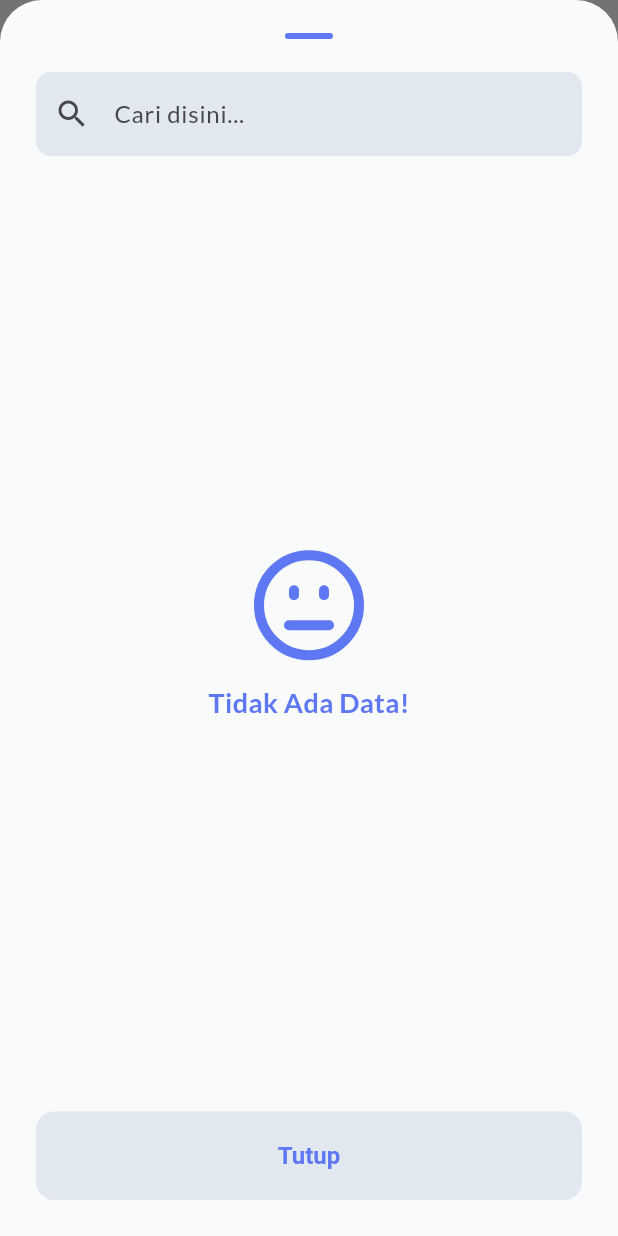
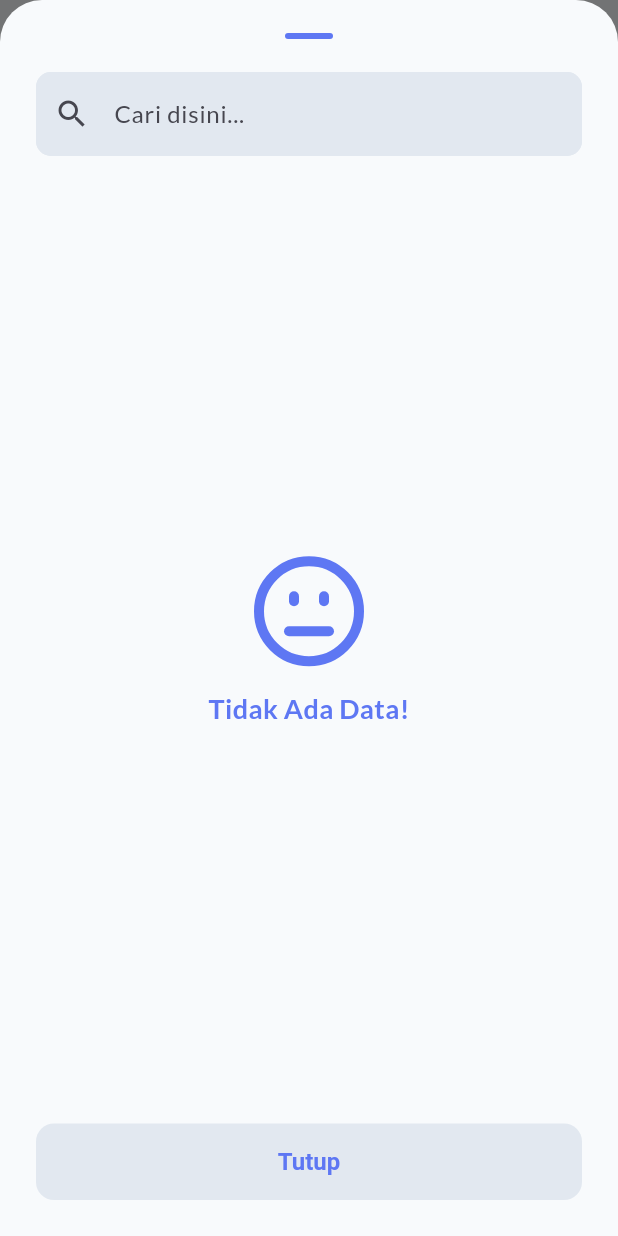
Before and after one commit to hsnfirdaus/mylearn, a Flutter app: the screen it shows once a user with an empty profile is signed in, after a tap on "Simpan Informasi", after a tap on "Pilih Kelas", on a phone screen of 412 x 824 dp. Run offline on Flutter 3.47's test engine with Material 3 defaults, Android fonts, the light colour scheme and no system bars; our stand-ins replace flutter_dotenv, go_router, google_sign_in, lucide_icons_flutter, supabase_flutter; accounts and stored records are empty.

Commit message:
Fix some issue

```diff
--- a/apps/mobile/lib/components/empty.dart
+++ b/apps/mobile/lib/components/empty.dart
@@ -3,7 +3,10 @@ import 'package:lucide_icons_flutter/lucide_icons.dart';
 import 'package:mylearn/theme/theme_extension.dart';
 
 class Empty extends StatelessWidget {
-  const Empty({super.key});
+  const Empty({super.key, this.icon, this.label});
+
+  final IconData? icon;
+  final String? label;
 
   @override
   Widget build(BuildContext context) {
@@ -13,10 +16,10 @@ class Empty extends StatelessWidget {
         crossAxisAlignment: CrossAxisAlignment.center,
         mainAxisAlignment: MainAxisAlignment.center,
         children: [
-          Icon(LucideIcons.meh, size: 80, color: theme.primary),
+          Icon(icon ?? LucideIcons.meh, size: 80, color: theme.primary),
           SizedBox(height: 12),
           Text(
-            "Tidak Ada Data!",
+            label ?? "Tidak Ada Data!",
             style: TextStyle(
               color: theme.primary,
               fontSize: 18,
--- a/apps/mobile/lib/components/form/input_button.dart
+++ b/apps/mobile/lib/components/form/input_button.dart
@@ -23,7 +23,7 @@ class InputButton extends StatelessWidget {
         onPressed: onPressed,
         style: FilledButton.styleFrom(
           backgroundColor: theme.background200,
-          padding: EdgeInsets.symmetric(vertical: 24, horizontal: 14),
+          padding: EdgeInsets.symmetric(vertical: 16, horizontal: 14),
           shape: RoundedRectangleBorder(
             side: BorderSide(
               color: isError == true ? theme.error : theme.background200,
--- a/apps/mobile/lib/components/layout/app_bottom_bar.dart
+++ b/apps/mobile/lib/components/layout/app_bottom_bar.dart
@@ -42,7 +42,7 @@ class AppBottomBar extends StatelessWidget {
 
     void navigate(String path) {
       if (activeItem == AppRoute.home) {
-        context.go(path);
+        context.push(path);
       } else {
         context.replace(path);
       }
--- a/apps/mobile/lib/components/task/my_task.dart
+++ b/apps/mobile/lib/components/task/my_task.dart
@@ -1,5 +1,6 @@
 import 'package:flutter/material.dart';
 import 'package:go_router/go_router.dart';
+import 'package:lucide_icons_flutter/lucide_icons.dart';
 import 'package:mylearn/components/empty.dart';
 import 'package:mylearn/components/task/task_item.dart';
 import 'package:mylearn/models/user_provider.dart';
@@ -30,7 +31,10 @@ class MyTask extends StatelessWidget {
 
             final subjects = snapshot.data!;
             if (subjects.isEmpty) {
-              return const Empty();
+              return const Empty(
+                icon: LucideIcons.smile,
+                label: "Tidak Ada Tugas.",
+              );
             }
             return ListView.builder(
               shrinkWrap: true,
--- a/apps/mobile/lib/main.dart
+++ b/apps/mobile/lib/main.dart
@@ -39,6 +39,7 @@ Future main() async {
         data.event == AuthChangeEvent.signedOut ||
         data.event == AuthChangeEvent.userUpdated) {
       await userProvider.refreshStudent();
+      await userProvider.refreshSemester();
       router.refresh();
     }
   });
--- a/apps/mobile/lib/screen/login_screen.dart
+++ b/apps/mobile/lib/screen/login_screen.dart
@@ -2,7 +2,8 @@ import 'dart:io';
 
 import 'package:flutter/foundation.dart';
 import 'package:flutter/material.dart';
-import 'package:google_sign_in/google_sign_in.dart';
+import 'package:flutter/services.dart';
+import 'package:mylearn/helpers/google.dart';
 import 'package:mylearn/theme/theme_extension.dart';
 import 'package:supabase_flutter/supabase_flutter.dart';
 
@@ -11,16 +12,18 @@ final supabase = Supabase.instance.client;
 class LoginScreen extends StatelessWidget {
   const LoginScreen({super.key});
 
-  Future _googleSignIn() async {
-    const webClientId =
-        '169147575721-t03dk4endopr46ojc49edq90v2hjebk8.apps.googleusercontent.com';
-    const iosClientId =
-        '169147575721-58rb6odr694sm0pp62hobkm2m7k56h8q.apps.googleusercontent.com';
+  @override
+  Widget build(BuildContext context) {
+    final theme = context.appTheme;
 
-    final GoogleSignIn googleSignIn = GoogleSignIn(
-      clientId: iosClientId,
-      serverClientId: webClientId,
-    );
+    void showError(String message) {
+      ScaffoldMessenger.of(
+        context,
+      ).showSnackBar(SnackBar(content: Text(message)));
+    }
+
+    Future doSignIn() async {
+      try {
         final googleUser = await googleSignIn.signIn();
         final googleAuth = await googleUser!.authentication;
         final accessToken = googleAuth.accessToken;
@@ -38,12 +41,20 @@ class LoginScreen extends StatelessWidget {
           idToken: idToken,
           accessToken: accessToken,
         );
+      } catch (e) {
+        showError(e.toString());
+      }
     }
 
-  @override
-  Widget build(BuildContext context) {
-    final theme = context.appTheme;
-    return Scaffold(
+    return AnnotatedRegion<SystemUiOverlayStyle>(
+      value: SystemUiOverlayStyle(
+        statusBarColor: Colors.transparent,
+        systemNavigationBarColor: theme.background,
+      ),
+      child: Container(
+        color: theme.background,
+        child: SafeArea(
+          child: Scaffold(
             body: Container(
               padding: EdgeInsets.all(24),
               child: Column(
@@ -84,17 +95,25 @@ class LoginScreen extends StatelessWidget {
                     child: FilledButton(
                       onPressed: () async {
                         if (!kIsWeb && (Platform.isAndroid || Platform.isIOS)) {
-                    return _googleSignIn();
+                          return doSignIn();
                         }
 
-                  await supabase.auth.signInWithOAuth(OAuthProvider.google);
+                        await supabase.auth.signInWithOAuth(
+                          OAuthProvider.google,
+                        );
                       },
-                child: Text("Masuk Dengan Google", style: theme.buttonText),
+                      child: Text(
+                        "Masuk Dengan Google",
+                        style: theme.buttonText,
+                      ),
                     ),
                   ),
                 ],
               ),
             ),
+          ),
+        ),
+      ),
     );
   }
 }
--- a/apps/mobile/lib/screen/onboarding_screen.dart
+++ b/apps/mobile/lib/screen/onboarding_screen.dart
@@ -1,4 +1,5 @@
 import 'package:flutter/material.dart';
+import 'package:flutter/services.dart';
 import 'package:go_router/go_router.dart';
 import 'package:mylearn/components/form/custom_controller.dart';
 import 'package:mylearn/components/form/input_label.dart';
@@ -56,16 +57,27 @@ class _OnboardingScreenState extends State<OnboardingScreen> {
   Widget build(BuildContext context) {
     final theme = context.appTheme;
 
-    return Scaffold(
-      body: Container(
-        width: double.infinity,
+    return AnnotatedRegion<SystemUiOverlayStyle>(
+      value: SystemUiOverlayStyle(
+        statusBarColor: Colors.transparent,
+        systemNavigationBarColor: theme.background,
+      ),
+      child: Container(
+        color: theme.background,
+        child: SafeArea(
+          child: Scaffold(
+            body: Center(
+              child: ListView(
+                shrinkWrap: true,
                 padding: EdgeInsets.all(24),
-        child: Form(
+                children: [
+                  Form(
                     key: _formKey,
                     child: Column(
                       crossAxisAlignment: CrossAxisAlignment.center,
                       mainAxisAlignment: MainAxisAlignment.center,
                       children: [
+                        SizedBox(height: MediaQuery.of(context).padding.top),
                         Image(
                           image: AssetImage('assets/icon.png'),
                           fit: BoxFit.contain,
@@ -125,18 +137,28 @@ class _OnboardingScreenState extends State<OnboardingScreen> {
                             onPressed: () {
                               if (_formKey.currentState!.validate()) {
                                 ScaffoldMessenger.of(context).showSnackBar(
-                        const SnackBar(content: Text('Menyimpan Data')),
+                                  const SnackBar(
+                                    content: Text('Menyimpan Data'),
+                                  ),
                                 );
                                 doSubmit();
                               }
                             },
-                  child: Text("Simpan Informasi", style: theme.buttonText),
+                            child: Text(
+                              "Simpan Informasi",
+                              style: theme.buttonText,
+                            ),
+                          ),
+                        ),
+                      ],
                     ),
                   ),
                 ],
               ),
             ),
           ),
+        ),
+      ),
     );
   }
 }
--- a/apps/mobile/lib/screen/setting/setting_top_bar.dart
+++ b/apps/mobile/lib/screen/setting/setting_top_bar.dart
@@ -11,8 +11,7 @@ class SettingTopBar extends StatelessWidget {
   Widget build(BuildContext context) {
     final theme = context.appTheme;
 
-    return Container(
-      width: double.infinity,
+    return Padding(
       padding: EdgeInsets.all(24),
       child: Column(
         children: [
--- a/apps/mobile/lib/screen/setting/subject/setting_subject_sheet.dart
+++ b/apps/mobile/lib/screen/setting/subject/setting_subject_sheet.dart
@@ -52,7 +52,7 @@ class _SettingSubjectSheetState extends State<SettingSubjectSheet> {
 
     final theme = context.appTheme;
     return Container(
-      height: 220,
+      height: 250,
       padding: EdgeInsets.only(left: 24, right: 24, bottom: 24),
       child: Form(
         key: _formKey,
--- a/apps/mobile/lib/theme/theme_data.dart
+++ b/apps/mobile/lib/theme/theme_data.dart
@@ -56,7 +56,7 @@ class AppThemeData {
     final filledButtonStyle = FilledButton.styleFrom(
       backgroundColor: primary,
       foregroundColor: textLight,
-      padding: EdgeInsets.symmetric(vertical: 20, horizontal: 20),
+      padding: EdgeInsets.symmetric(vertical: 16, horizontal: 20),
       shape: RoundedRectangleBorder(borderRadius: BorderRadius.circular(12)),
       splashFactory: NoSplash.splashFactory,
       elevation: 0,
@@ -67,7 +67,7 @@ class AppThemeData {
     final elevatedButtonStyle = FilledButton.styleFrom(
       backgroundColor: background200,
       foregroundColor: primary,
-      padding: EdgeInsets.symmetric(vertical: 20, horizontal: 20),
+      padding: EdgeInsets.symmetric(vertical: 16, horizontal: 20),
       shape: RoundedRectangleBorder(borderRadius: BorderRadius.circular(12)),
       splashFactory: NoSplash.splashFactory,
       elevation: 0,
```
Also changed, not shown: apps/mobile/lib/components/layout/app_scaffold.dart (+17 -2 lines), apps/mobile/lib/helpers/google.dart (added, +11 -0 lines), apps/mobile/lib/screen/setting/setting_screen.dart (+32 -1 lines), 3 other files. Lines whose indentation alone changed are shown as unchanged.
